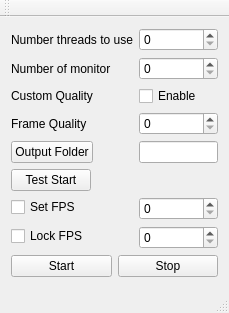
HankHenshaw/AVIRec, file mainwindow.ui: the form before one commit.
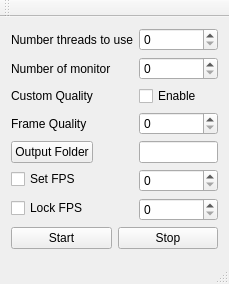
The form after the commit.

The edit to the form file:
```diff
--- a/mainwindow.ui
+++ b/mainwindow.ui
@@ -7,7 +7,7 @@
     <x>0</x>
     <y>0</y>
     <width>229</width>
-    <height>313</height>
+    <height>284</height>
    </rect>
   </property>
   <property name="windowTitle">
@@ -59,27 +59,6 @@
     <item row="3" column="1">
      <widget class="QSpinBox" name="spinBoxQuality"/>
     </item>
-    <item row="4" column="1">
-     <widget class="QLineEdit" name="lineEditFolder"/>
-    </item>
-    <item row="9" column="0" colspan="2">
-     <layout class="QHBoxLayout" name="horizontalLayout">
-      <item>
-       <widget class="QPushButton" name="buttonStart">
-        <property name="text">
-         <string>Start</string>
-        </property>
-       </widget>
-      </item>
-      <item>
-       <widget class="QPushButton" name="buttonStop">
-        <property name="text">
-         <string>Stop</string>
-        </property>
-       </widget>
-      </item>
-     </layout>
-    </item>
     <item row="4" column="0">
      <widget class="QPushButton" name="pushButtonFile">
       <property name="text">
@@ -87,33 +66,47 @@
       </property>
      </widget>
     </item>
+    <item row="4" column="1">
+     <widget class="QLineEdit" name="lineEditFolder"/>
+    </item>
     <item row="5" column="0">
-     <widget class="QPushButton" name="pushButton">
-      <property name="text">
-       <string>Test Start</string>
-      </property>
-     </widget>
-    </item>
-    <item row="7" column="1">
-     <widget class="QSpinBox" name="spinBoxLockFPS"/>
-    </item>
-    <item row="6" column="0">
      <widget class="QCheckBox" name="checkBoxSetFPS">
       <property name="text">
        <string>Set FPS</string>
       </property>
      </widget>
     </item>
-    <item row="6" column="1">
+    <item row="5" column="1">
      <widget class="QSpinBox" name="spinBoxFPS"/>
     </item>
-    <item row="7" column="0">
+    <item row="6" column="0">
      <widget class="QCheckBox" name="checkBoxLockFPS">
       <property name="text">
        <string>Lock FPS</string>
       </property>
      </widget>
     </item>
+    <item row="6" column="1">
+     <widget class="QSpinBox" name="spinBoxLockFPS"/>
+    </item>
+    <item row="8" column="0" colspan="2">
+     <layout class="QHBoxLayout" name="horizontalLayout">
+      <item>
+       <widget class="QPushButton" name="buttonStart">
+        <property name="text">
+         <string>Start</string>
+        </property>
+       </widget>
+      </item>
+      <item>
+       <widget class="QPushButton" name="buttonStop">
+        <property name="text">
+         <string>Stop</string>
+        </property>
+       </widget>
+      </item>
+     </layout>
+    </item>
    </layout>
   </widget>
   <widget class="QMenuBar" name="menuBar">
```
